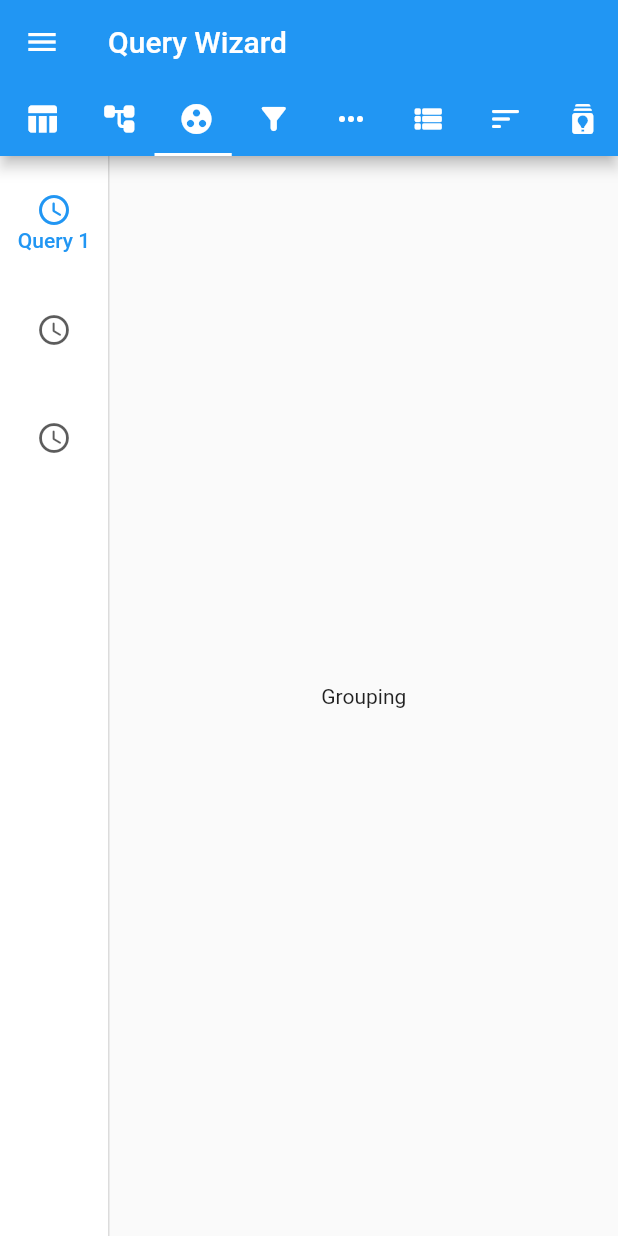
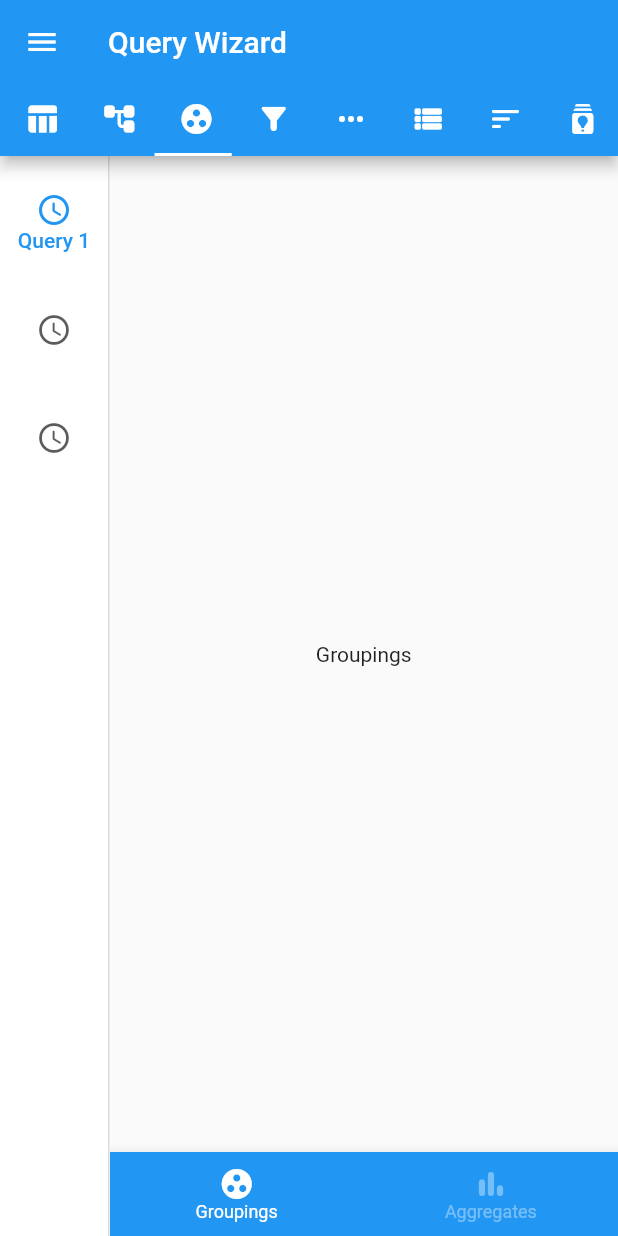
Before and after one commit to dmitrii-kiselev/query_wizard, a Flutter app: the screen it shows after launch, tab 3 chosen, on a phone screen of 412 x 824 dp. Run offline on Flutter 3.47's test engine with Material 2 defaults, Android fonts, the phone set to English and light mode, and no system bars; our stand-ins replace bloc, equatable, flutter_bloc, flutter_hooks; generated files the repository leaves out were written again.

Commit message:
feat(lib): add `QueryGroupingsTab` tab

```diff
--- a/lib/src/l10n/intl_en.arb
+++ b/lib/src/l10n/intl_en.arb
@@ -14,5 +14,7 @@
   "moreTab": "More",
   "unionsAliasesTab": "Unions/Aliases",
   "orderTab": "Order",
-  "queryBatchTab": "Query batch"
+  "queryBatchTab": "Query batch",
+  "groupings": "Groupings",
+  "aggregates": "Aggregates"
 }
--- a/lib/src/widgets/query_wizard_view.dart
+++ b/lib/src/widgets/query_wizard_view.dart
@@ -33,7 +33,9 @@ class QueryWizardView extends HookWidget {
       _QueryWizardTab(
           message: localizations?.groupTab ?? '',
           icon: Icons.group_work_rounded,
-          widget: Text(localizations?.groupTab ?? '')),
+          widget: QueryGroupingsTab(
+            key: ValueKey('GroupingsTab'),
+          )),
       _QueryWizardTab(
           message: localizations?.conditionsTab ?? '',
           icon: Icons.filter_alt_rounded,
--- /dev/null
+++ b/lib/src/widgets/tabs/query_groupings_tab/query_aggregates.dart
@@ -0,0 +1,13 @@
+import 'package:flutter/material.dart';
+
+import 'package:flutter_gen/gen_l10n/query_wizard_localizations.dart';
+
+class QueryAggregates extends StatelessWidget {
+  QueryAggregates({Key? key}) : super(key: key);
+
+  @override
+  Widget build(BuildContext context) {
+    final localizations = QueryWizardLocalizations.of(context);
+    return Text(localizations?.aggregates ?? 'Aggregates');
+  }
+}
--- /dev/null
+++ b/lib/src/widgets/tabs/query_groupings_tab/query_groupings.dart
@@ -0,0 +1,15 @@
+import 'package:flutter/material.dart';
+
+import 'package:flutter_gen/gen_l10n/query_wizard_localizations.dart';
+
+class QueryGroupings extends StatelessWidget {
+  QueryGroupings({Key? key}) : super(key: key);
+
+  @override
+  Widget build(BuildContext context) {
+    final localizations = QueryWizardLocalizations.of(context);
+    return Text(
+      localizations?.groupings ?? 'Groupings',
+    );
+  }
+}
--- /dev/null
+++ b/lib/src/widgets/tabs/query_groupings_tab/query_groupings_tab.dart
@@ -0,0 +1,64 @@
+import 'package:flutter/material.dart';
+import 'package:animations/animations.dart';
+import 'package:flutter_hooks/flutter_hooks.dart';
+
+import 'package:flutter_gen/gen_l10n/query_wizard_localizations.dart';
+import 'package:query_wizard/widgets.dart';
+
+class QueryGroupingsTab extends HookWidget {
+  QueryGroupingsTab({Key? key}) : super(key: key);
+
+  @override
+  Widget build(BuildContext context) {
+    final _currentIndex = useState(0);
+
+    final localizations = QueryWizardLocalizations.of(context);
+    final textTheme = Theme.of(context).textTheme;
+    final colorScheme = Theme.of(context).colorScheme;
+
+    final bottomNavigationBarItems = <BottomNavigationBarItem>[
+      BottomNavigationBarItem(
+        icon: const Icon(Icons.group_work_rounded),
+        label: localizations?.groupings ?? 'Groupings',
+      ),
+      BottomNavigationBarItem(
+        icon: const Icon(Icons.bar_chart_rounded),
+        label: localizations?.aggregates ?? 'Aggregates',
+      ),
+    ];
+
+    final tabs = [
+      QueryGroupings(),
+      QueryAggregates(),
+    ];
+
+    return Scaffold(
+      body: Center(
+        child: PageTransitionSwitcher(
+          child: tabs[_currentIndex.value],
+          transitionBuilder: (child, animation, secondaryAnimation) {
+            return FadeThroughTransition(
+              child: child,
+              animation: animation,
+              secondaryAnimation: secondaryAnimation,
+            );
+          },
+        ),
+      ),
+      bottomNavigationBar: BottomNavigationBar(
+        showSelectedLabels: true,
+        items: bottomNavigationBarItems,
+        currentIndex: _currentIndex.value,
+        type: BottomNavigationBarType.fixed,
+        selectedFontSize: textTheme.caption!.fontSize!,
+        unselectedFontSize: textTheme.caption!.fontSize!,
+        onTap: (index) {
+          _currentIndex.value = index;
+        },
+        selectedItemColor: colorScheme.onPrimary,
+        unselectedItemColor: colorScheme.onPrimary.withOpacity(0.38),
+        backgroundColor: colorScheme.primary,
+      ),
+    );
+  }
+}
--- a/lib/widgets.dart
+++ b/lib/widgets.dart
@@ -5,8 +5,11 @@ export 'src/widgets/query_wizard_view.dart';
 export 'src/widgets/shared/tree_viewer.dart';
 export 'src/widgets/tabs/query_batch_tab.dart';
 export 'src/widgets/tabs/query_joins-tab.dart';
+export 'src/widgets/tabs/query_tabs.dart';
+export 'src/widgets/tabs/query_groupings_tab/query_aggregates.dart';
+export 'src/widgets/tabs/query_groupings_tab/query_groupings.dart';
+export 'src/widgets/tabs/query_groupings_tab/query_groupings_tab.dart';
 export 'src/widgets/tabs/query_tables_and_fields_tab/query_tables_and_fields_tab.dart';
-export 'src/widgets/tabs/query_tabs.dart';
 export 'src/widgets/tabs/query_tables_and_fields_tab/query_fields.dart';
 export 'src/widgets/tabs/query_tables_and_fields_tab/query_sources.dart';
 export 'src/widgets/tabs/query_tables_and_fields_tab/query_tables.dart';
```
Also changed, not shown: 1 other file.
